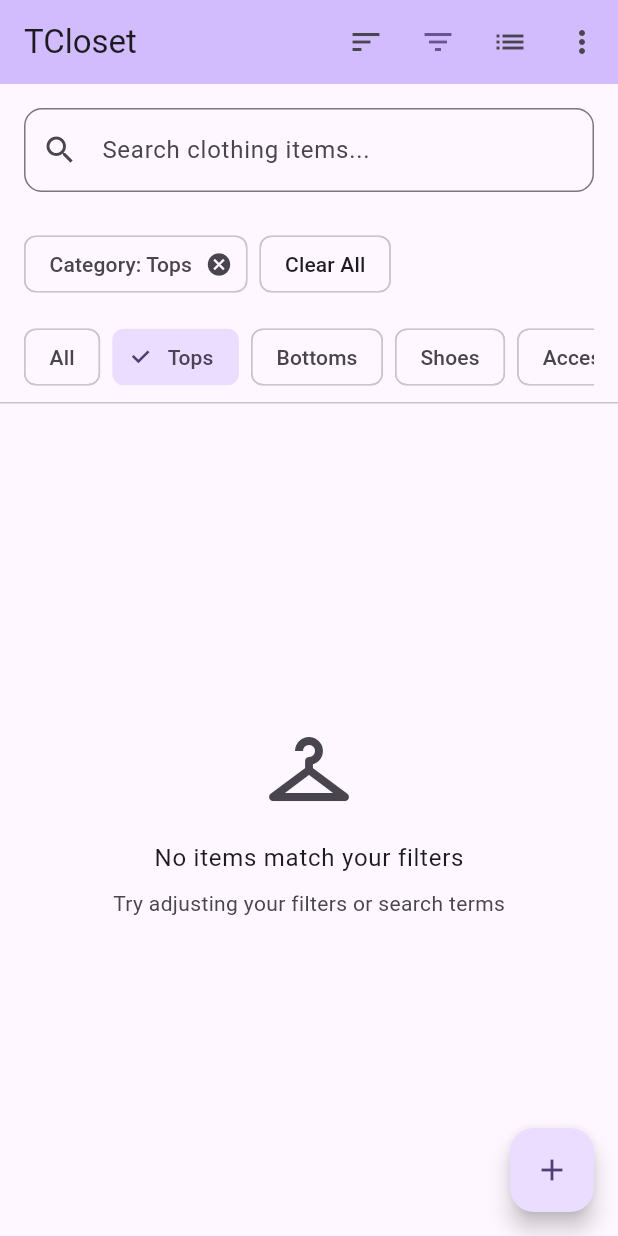
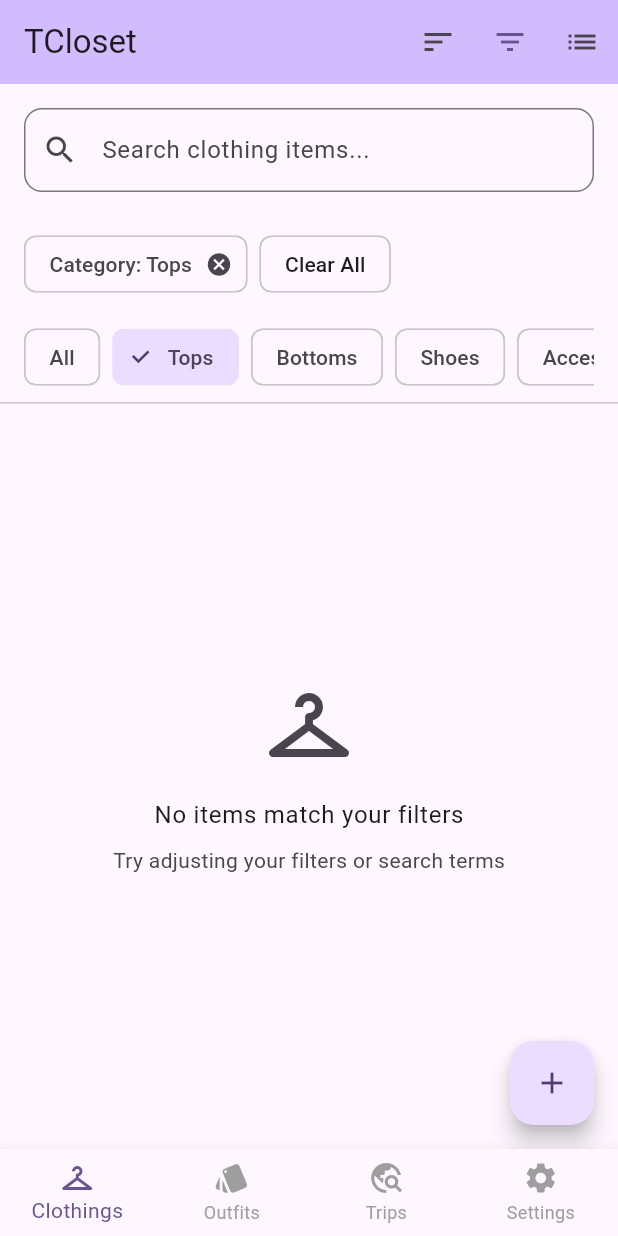
Before and after one commit to hviiet/closet, a Flutter app: the screen it shows after launch, after a tap on "Tops", on a phone screen of 412 x 824 dp. Run offline on Flutter 3.47's test engine with Material 3 defaults, Android fonts, the light colour scheme and no system bars; our stand-ins replace equatable, flutter_bloc, flutter_image_compress, freezed_annotation, hive, hive_flutter and 1 more; accounts and stored records are empty.

Commit message:
add bottom nav bar

```diff
--- a/lib/main.dart
+++ b/lib/main.dart
@@ -15,7 +15,7 @@
 import 'bloc/clothing_event.dart';
 import 'cubit/filter_cubit.dart';
 import 'cubit/outfit_cubit.dart';
-import 'screens/home_screen.dart';
+import 'screens/main_navigation_screen.dart';
 
 void main() async {
   WidgetsFlutterBinding.ensureInitialized();
@@ -144,6 +144,6 @@
       );
     }
 
-    return const HomeScreen();
+    return const MainNavigationScreen();
   }
 }
--- /dev/null
+++ b/lib/screens/main_navigation_screen.dart
@@ -0,0 +1,78 @@
+import 'package:flutter/material.dart';
+import 'home_screen.dart';
+import 'outfit_list_screen.dart';
+import 'trip_planner_screen.dart';
+import 'settings_screen.dart';
+
+class MainNavigationScreen extends StatefulWidget {
+  const MainNavigationScreen({super.key});
+
+  @override
+  State<MainNavigationScreen> createState() => _MainNavigationScreenState();
+}
+
+class _MainNavigationScreenState extends State<MainNavigationScreen> {
+  int _currentIndex = 0;
+
+  void _changeTab(int index) {
+    setState(() {
+      _currentIndex = index;
+    });
+  }
+
+  late final List<Widget> _screens;
+
+  final List<BottomNavigationBarItem> _navigationItems = [
+    const BottomNavigationBarItem(
+      icon: Icon(Icons.checkroom),
+      label: 'Clothings',
+    ),
+    const BottomNavigationBarItem(
+      icon: Icon(Icons.style),
+      label: 'Outfits',
+    ),
+    const BottomNavigationBarItem(
+      icon: Icon(Icons.travel_explore),
+      label: 'Trips',
+    ),
+    const BottomNavigationBarItem(
+      icon: Icon(Icons.settings),
+      label: 'Settings',
+    ),
+  ];
+
+  @override
+  void initState() {
+    super.initState();
+    _screens = [
+      HomeScreen(onNavigateToTab: _changeTab),
+      const OutfitListScreen(),
+      const TripPlannerScreen(),
+      const SettingsScreen(),
+    ];
+  }
+
+  @override
+  Widget build(BuildContext context) {
+    return Scaffold(
+      body: IndexedStack(
+        index: _currentIndex,
+        children: _screens,
+      ),
+      bottomNavigationBar: BottomNavigationBar(
+        type: BottomNavigationBarType.fixed,
+        currentIndex: _currentIndex,
+        onTap: (index) {
+          setState(() {
+            _currentIndex = index;
+          });
+        },
+        items: _navigationItems,
+        selectedItemColor: Theme.of(context).colorScheme.primary,
+        unselectedItemColor: Colors.grey,
+        backgroundColor: Theme.of(context).colorScheme.surface,
+        elevation: 8,
+      ),
+    );
+  }
+}
--- /dev/null
+++ b/lib/screens/settings_screen.dart
@@ -0,0 +1,140 @@
+import 'package:flutter/material.dart';
+
+class SettingsScreen extends StatefulWidget {
+  const SettingsScreen({super.key});
+
+  @override
+  State<SettingsScreen> createState() => _SettingsScreenState();
+}
+
+class _SettingsScreenState extends State<SettingsScreen> {
+  @override
+  Widget build(BuildContext context) {
+    return Scaffold(
+      appBar: AppBar(
+        title: const Text('Settings'),
+        backgroundColor: Theme.of(context).colorScheme.inversePrimary,
+      ),
+      body: ListView(
+        padding: const EdgeInsets.all(16),
+        children: [
+          _buildSection(
+            'General',
+            [
+              _buildSettingsTile(
+                icon: Icons.dark_mode,
+                title: 'Theme',
+                subtitle: 'Dark mode',
+                trailing: Switch(
+                  value: false,
+                  onChanged: (value) {
+                    // TODO: Implement theme switching
+                  },
+                ),
+              ),
+              _buildSettingsTile(
+                icon: Icons.notifications,
+                title: 'Notifications',
+                subtitle: 'Enable notifications',
+                trailing: Switch(
+                  value: true,
+                  onChanged: (value) {
+                    // TODO: Implement notification settings
+                  },
+                ),
+              ),
+            ],
+          ),
+          const SizedBox(height: 24),
+          _buildSection(
+            'Storage',
+            [
+              _buildSettingsTile(
+                icon: Icons.storage,
+                title: 'Data Management',
+                subtitle: 'Manage your data',
+                onTap: () {
+                  // TODO: Implement data management
+                },
+              ),
+              _buildSettingsTile(
+                icon: Icons.backup,
+                title: 'Backup & Sync',
+                subtitle: 'Cloud backup settings',
+                onTap: () {
+                  // TODO: Implement backup settings
+                },
+              ),
+            ],
+          ),
+          const SizedBox(height: 24),
+          _buildSection(
+            'About',
+            [
+              _buildSettingsTile(
+                icon: Icons.info,
+                title: 'App Version',
+                subtitle: '1.0.0',
+                onTap: () {},
+              ),
+              _buildSettingsTile(
+                icon: Icons.help,
+                title: 'Help & Support',
+                subtitle: 'Get help and support',
+                onTap: () {
+                  // TODO: Implement help screen
+                },
+              ),
+              _buildSettingsTile(
+                icon: Icons.privacy_tip,
+                title: 'Privacy Policy',
+                subtitle: 'Read our privacy policy',
+                onTap: () {
+                  // TODO: Implement privacy policy
+                },
+              ),
+            ],
+          ),
+        ],
+      ),
+    );
+  }
+
+  Widget _buildSection(String title, List<Widget> children) {
+    return Column(
+      crossAxisAlignment: CrossAxisAlignment.start,
+      children: [
+        Padding(
+          padding: const EdgeInsets.only(left: 16, bottom: 8),
+          child: Text(
+            title,
+            style: Theme.of(context).textTheme.titleMedium?.copyWith(
+                  color: Theme.of(context).colorScheme.primary,
+                  fontWeight: FontWeight.bold,
+                ),
+          ),
+        ),
+        Card(
+          child: Column(children: children),
+        ),
+      ],
+    );
+  }
+
+  Widget _buildSettingsTile({
+    required IconData icon,
+    required String title,
+    required String subtitle,
+    Widget? trailing,
+    VoidCallback? onTap,
+  }) {
+    return ListTile(
+      leading: Icon(icon),
+      title: Text(title),
+      subtitle: Text(subtitle),
+      trailing:
+          trailing ?? (onTap != null ? const Icon(Icons.chevron_right) : null),
+      onTap: onTap,
+    );
+  }
+}
```
Also changed, not shown: lib/screens/home_screen.dart (+3 -65 lines).
